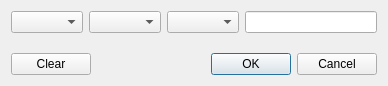
First picture: the form in dialogs/pddatedialog.ui, repository caybro/pedikree, before the edit.
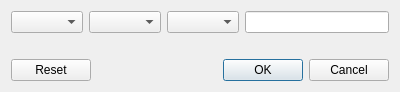
Second picture: the form after the edit.

Commit message: improve the date dialog

What changed in the file:
```diff
--- a/dialogs/pddatedialog.ui
+++ b/dialogs/pddatedialog.ui
@@ -6,8 +6,8 @@
    <rect>
     <x>0</x>
     <y>0</y>
-    <width>388</width>
-    <height>86</height>
+    <width>400</width>
+    <height>92</height>
    </rect>
   </property>
   <property name="windowTitle">
@@ -66,36 +66,13 @@
    </item>
    <item>
     <layout class="QHBoxLayout" name="horizontalLayout_2">
-     <item>
-      <widget class="QPushButton" name="btnClear">
-       <property name="toolTip">
-        <string>Clears the contents of the date controls</string>
-       </property>
-       <property name="text">
-        <string>Clear</string>
-       </property>
-      </widget>
-     </item>
-     <item>
-      <spacer name="horizontalSpacer">
-       <property name="orientation">
-        <enum>Qt::Horizontal</enum>
-       </property>
-       <property name="sizeHint" stdset="0">
-        <size>
-         <width>40</width>
-         <height>20</height>
-        </size>
-       </property>
-      </spacer>
-     </item>
      <item>
       <widget class="QDialogButtonBox" name="buttonBox">
        <property name="orientation">
         <enum>Qt::Horizontal</enum>
        </property>
        <property name="standardButtons">
-        <set>QDialogButtonBox::Cancel|QDialogButtonBox::Ok</set>
+        <set>QDialogButtonBox::Cancel|QDialogButtonBox::Ok|QDialogButtonBox::Reset</set>
        </property>
       </widget>
      </item>
```
Left out of the diff: 1 changed line with no effect on the pictures. The commit also changes 5 other files.
